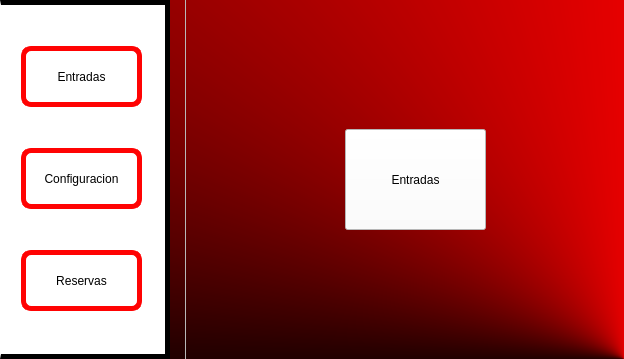
This is Motel/Vista/gui/VentanaPrincipal.ui in juanhoyos06/AppIntouch as Qt 5 draws it before an edit. The edited form follows.
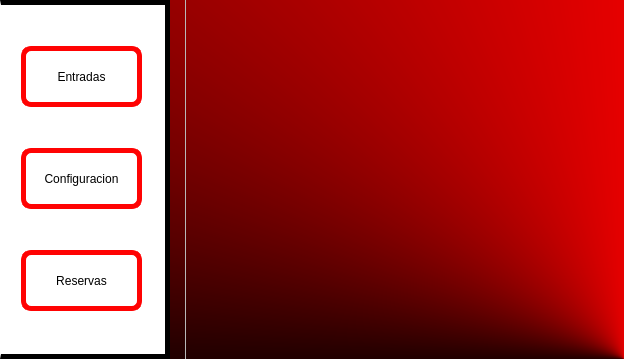
This is the edited form. The open tabs and pages were chosen to show the change.

Commit message: Reestructuracion de la base de datos Acoplamiento de los metodos inicial sesion, crear usuario, agregar habitacion

```diff
--- a/Motel/Vista/gui/VentanaPrincipal.ui
+++ b/Motel/Vista/gui/VentanaPrincipal.ui
@@ -99,21 +99,15 @@
      </widget>
     </widget>
     <widget class="QWidget" name="page_entradas">
-     <widget class="QPushButton" name="pushButton">
+     <widget class="QListView" name="listView_habitacionesDisponibles">
       <property name="geometry">
        <rect>
-        <x>160</x>
-        <y>130</y>
-        <width>141</width>
-        <height>101</height>
+        <x>0</x>
+        <y>70</y>
+        <width>421</width>
+        <height>241</height>
        </rect>
       </property>
-      <property name="styleSheet">
-       <string notr="true">background-color: rgb(255, 255, 255);</string>
-      </property>
-      <property name="text">
-       <string>Entradas</string>
-      </property>
      </widget>
     </widget>
     <widget class="QWidget" name="page_configuracion">
```
The commit also changes 2 other files.
